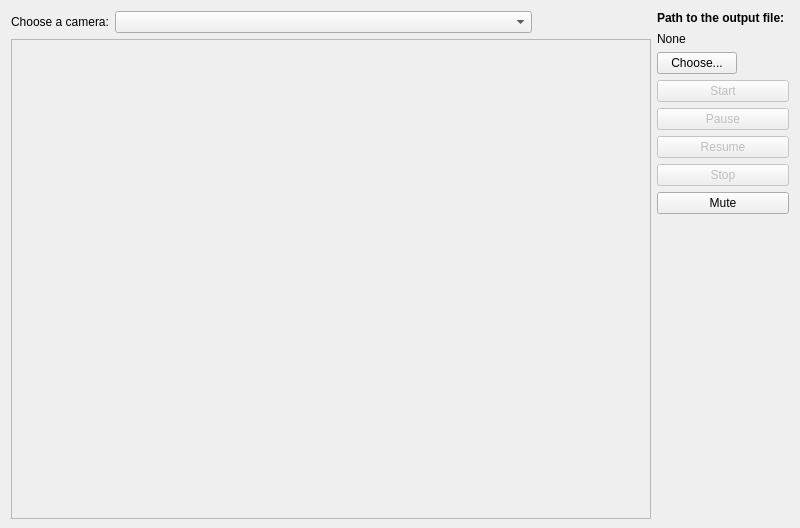
Old version of the form examples/CameraExample/mainwindow.ui in the repository kibsoft/QtMEL.
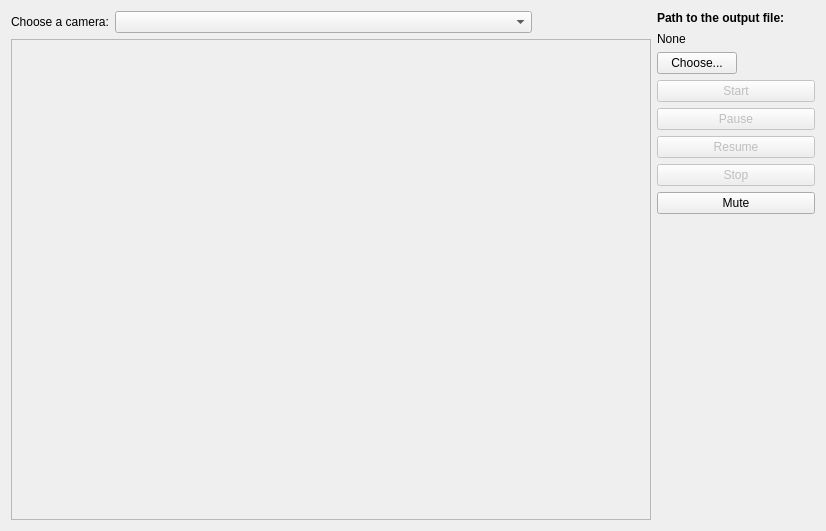
New version of the form.

Diff of the .ui file:
```diff
--- a/examples/CameraExample/mainwindow.ui
+++ b/examples/CameraExample/mainwindow.ui
@@ -6,8 +6,8 @@
    <rect>
     <x>0</x>
     <y>0</y>
-    <width>800</width>
-    <height>528</height>
+    <width>826</width>
+    <height>531</height>
    </rect>
   </property>
   <property name="sizePolicy">
```
